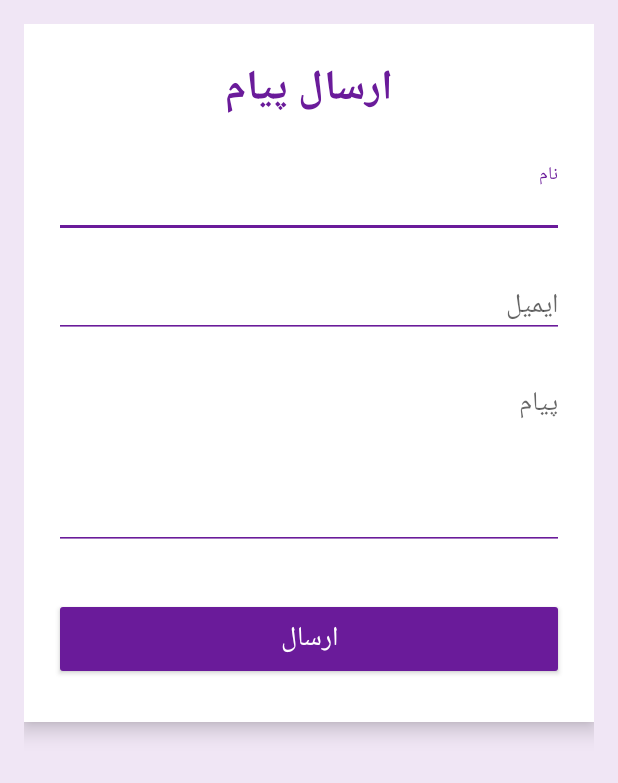
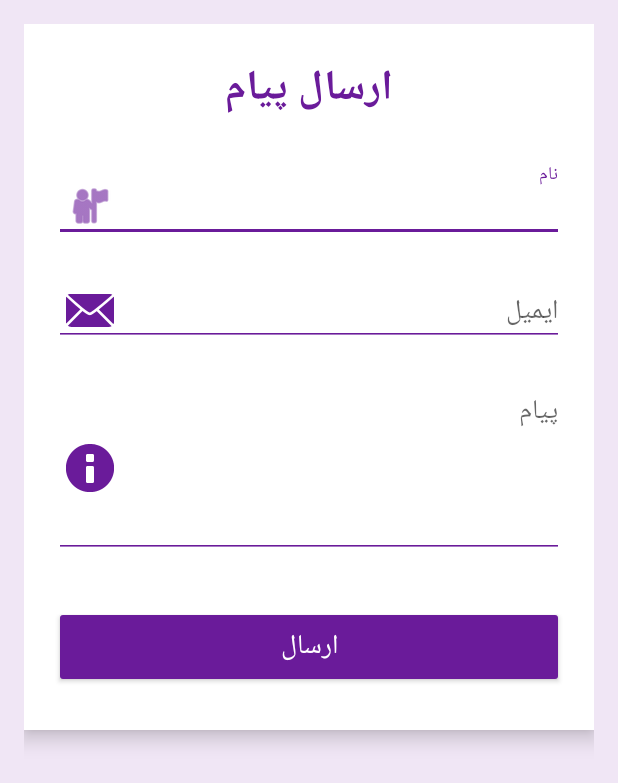
Before and after one commit to k-aghakhani/awareness, an Android app: the ContactFormActivity screen opened directly, with no data from a screen before it, on a phone screen of 412 x 824 dp. Shown: the top 783 px of the screen. Run offline under Robolectric (Android 15) with nearby library versions, the phone set to English and light mode, and no system bars; our stand-ins replace Volley; network calls fail; 1 statement that could not run was skipped.

Commit message:
improve the appearance of the message submission page

```diff
--- a/app/src/main/java/com/aghakhani/awareness/ContactFormActivity.java
+++ b/app/src/main/java/com/aghakhani/awareness/ContactFormActivity.java
@@ -11,6 +11,7 @@ import android.view.animation.Animation;
 import android.view.animation.AnimationUtils;
 import android.widget.Button;
 import android.widget.EditText;
+import android.widget.LinearLayout;
 import android.widget.ProgressBar;
 import android.widget.Toast;
 import androidx.appcompat.app.AppCompatActivity;
@@ -30,6 +31,7 @@ public class ContactFormActivity extends AppCompatActivity {
     private EditText enterName, enterEmail, enterMessage;
     private Button sendButton;
     private ProgressBar progressBar;
+    private LinearLayout formContainer;
     private RequestQueue requestQueue;
     private static final String TAG = "ContactFormActivity";
 
@@ -43,7 +45,12 @@ public class ContactFormActivity extends AppCompatActivity {
         enterMessage = findViewById(R.id.enterMessage);
         sendButton = findViewById(R.id.sendButton);
         progressBar = findViewById(R.id.progressBar);
+        formContainer = findViewById(android.R.id.content).findViewById(android.R.id.primary);
         requestQueue = Volley.newRequestQueue(this);
+
+        // Apply animation to the form container
+        Animation slideUp = AnimationUtils.loadAnimation(this, android.R.anim.slide_in_left);
+        formContainer.setAnimation(slideUp);
 
         // Load animation for the button
         Animation buttonAnimation = AnimationUtils.loadAnimation(this, android.R.anim.fade_in);
@@ -182,9 +189,11 @@ public class ContactFormActivity extends AppCompatActivity {
         AlertDialog dialog = builder.create();
         dialog.show();
         Button positiveButton = dialog.getButton(AlertDialog.BUTTON_POSITIVE);
-        positiveButton.setTextColor(ContextCompat.getColor(this, android.R.color.white)); // Change to white text
-        positiveButton.setBackgroundColor(ContextCompat.getColor(this, android.R.color.holo_purple)); // Background color
+        positiveButton.setTextColor(ContextCompat.getColor(this, android.R.color.white));
+        positiveButton.setBackgroundColor(ContextCompat.getColor(this, android.R.color.holo_purple));
         positiveButton.setTextSize(16);
+        positiveButton.setPadding(20, 10, 20, 10);
+        positiveButton.setElevation(4);
     }
 
     private void clearForm() {
--- a/app/src/main/res/layout/activity_contact_form.xml
+++ b/app/src/main/res/layout/activity_contact_form.xml
@@ -27,14 +27,16 @@
             android:gravity="center"
             android:paddingBottom="24dp" />
 
-        <!-- Name Field -->
+        <!-- Name Field with Icon -->
         <com.google.android.material.textfield.TextInputLayout
             android:layout_width="match_parent"
             android:layout_height="wrap_content"
             android:layout_marginBottom="16dp"
             app:boxBackgroundMode="outline"
             app:boxStrokeColor="#6A1B9A"
-            app:hintTextColor="#6A1B9A">
+            app:hintTextColor="#6A1B9A"
+            app:startIconDrawable="@android:drawable/ic_menu_myplaces"
+            app:startIconTint="#6A1B9A">
 
             <com.google.android.material.textfield.TextInputEditText
                 android:id="@+id/enterName"
@@ -47,14 +49,16 @@
                 android:textColorHint="#757575" />
         </com.google.android.material.textfield.TextInputLayout>
 
-        <!-- Email Field -->
+        <!-- Email Field with Icon -->
         <com.google.android.material.textfield.TextInputLayout
             android:layout_width="match_parent"
             android:layout_height="wrap_content"
             android:layout_marginBottom="16dp"
             app:boxBackgroundMode="outline"
             app:boxStrokeColor="#6A1B9A"
-            app:hintTextColor="#6A1B9A">
+            app:hintTextColor="#6A1B9A"
+            app:startIconDrawable="@android:drawable/ic_dialog_email"
+            app:startIconTint="#6A1B9A">
 
             <com.google.android.material.textfield.TextInputEditText
                 android:id="@+id/enterEmail"
@@ -67,14 +71,16 @@
                 android:textColorHint="#757575" />
         </com.google.android.material.textfield.TextInputLayout>
 
-        <!-- Message Field -->
+        <!-- Message Field with Icon -->
         <com.google.android.material.textfield.TextInputLayout
             android:layout_width="match_parent"
             android:layout_height="wrap_content"
             android:layout_marginBottom="16dp"
             app:boxBackgroundMode="outline"
             app:boxStrokeColor="#6A1B9A"
-            app:hintTextColor="#6A1B9A">
+            app:hintTextColor="#6A1B9A"
+            app:startIconDrawable="@android:drawable/ic_dialog_info"
+            app:startIconTint="#6A1B9A">
 
             <com.google.android.material.textfield.TextInputEditText
                 android:id="@+id/enterMessage"
```
